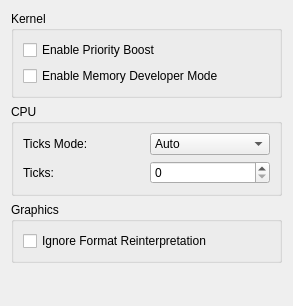
Old version of the form src/citra_qt/configuration/configure_hacks.ui in the repository grimtnt/citra.
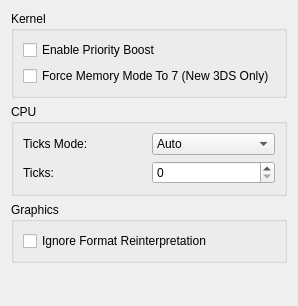
New version of the form.

Patch:
```diff
--- a/src/citra_qt/configuration/configure_hacks.ui
+++ b/src/citra_qt/configuration/configure_hacks.ui
@@ -35,7 +35,7 @@
         <item>
          <widget class="QCheckBox" name="toggle_memory_developer_mode">
           <property name="text">
-           <string>Enable Memory Developer Mode</string>
+           <string>Force Memory Mode To 7 (New 3DS Only)</string>
           </property>
          </widget>
         </item>
```
Left out of the diff: 2 changed lines with no effect on the pictures.
